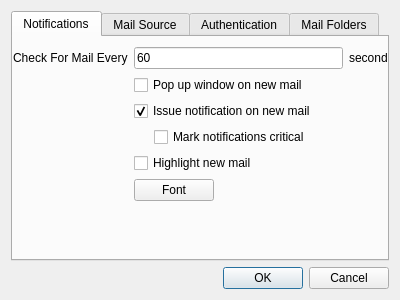
Qt form prefs.ui (hardaker/qmailcheck) before a commit.
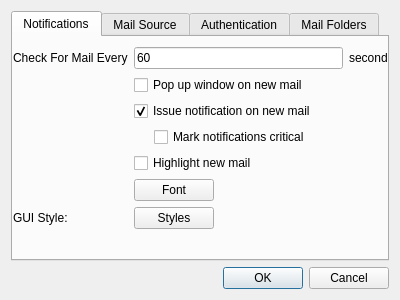
The same form after that commit.

Commit message: added a style selector

What changed in the file:
```diff
--- a/prefs.ui
+++ b/prefs.ui
@@ -119,6 +119,20 @@
           </property>
          </widget>
         </item>
+        <item row="7" column="0">
+         <widget class="QLabel" name="label_3">
+          <property name="text">
+           <string>GUI Style:</string>
+          </property>
+         </widget>
+        </item>
+        <item row="7" column="1">
+         <widget class="QPushButton" name="styles">
+          <property name="text">
+           <string>Styles</string>
+          </property>
+         </widget>
+        </item>
        </layout>
       </widget>
      </widget>
```
Left out of the diff: 4 changed lines with no effect on the pictures. The commit also changes 2 other files.
